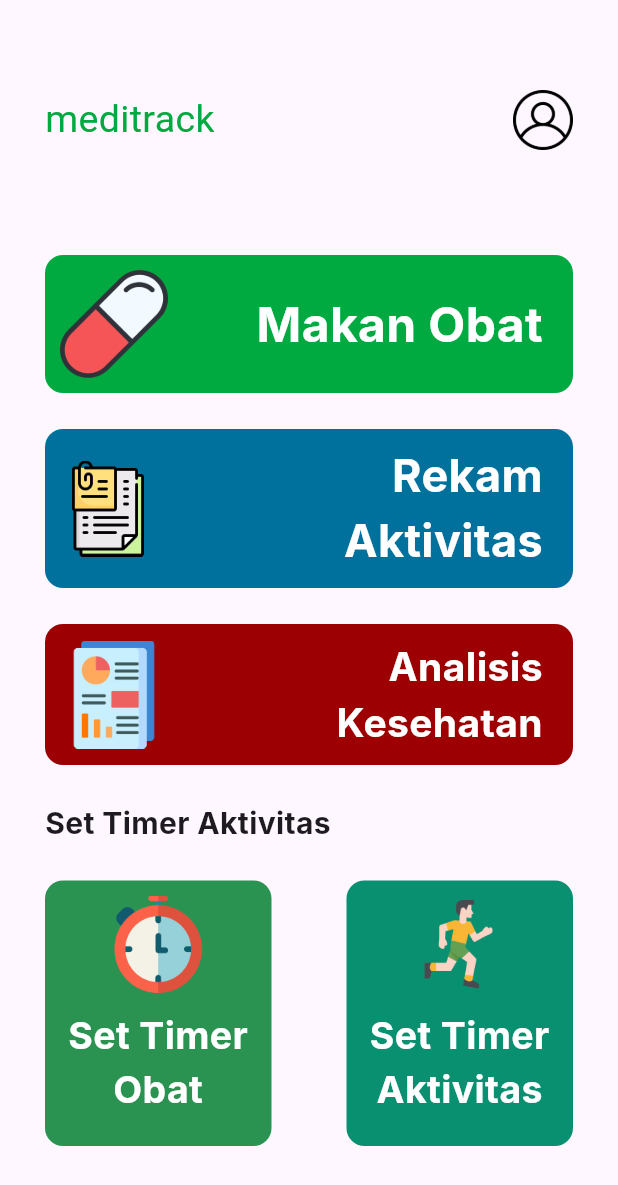
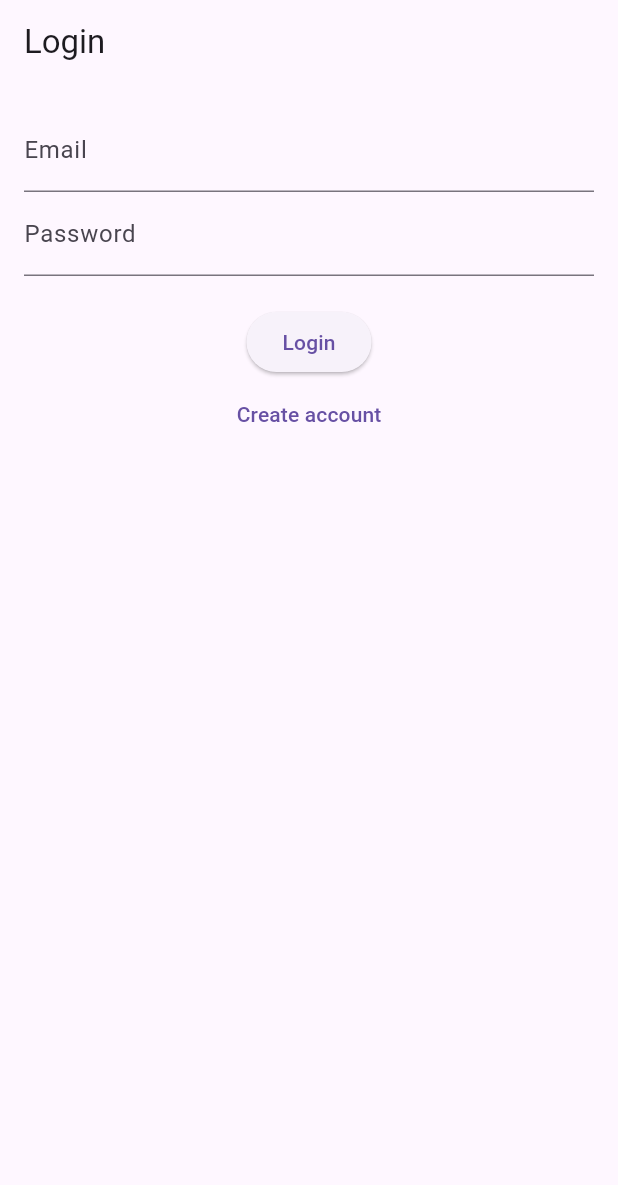
Before and after one commit to Hinsane5/Project_ureeka, a Flutter app: the screen it shows after launch, on a phone screen of 412 x 824 dp. Shown: the top 1185 px of the screen. Run offline on Flutter 3.47's test engine with Material 3 defaults, Android fonts, the phone set to English and light mode, and no system bars; our stand-ins replace firebase_auth, firebase_core, image_picker, webview_flutter; accounts and stored records are empty; Roboto replaces fonts that are missing (Inter, MainFont).

Commit message:
Add login register

```diff
--- /dev/null
+++ b/Code/lib/auth_page.dart
@@ -0,0 +1,86 @@
+import 'package:flutter/material.dart';
+import 'package:firebase_auth/firebase_auth.dart';
+
+class AuthPage extends StatefulWidget {
+  const AuthPage({super.key});
+
+  @override
+  State<AuthPage> createState() => _AuthPageState();
+}
+
+class _AuthPageState extends State<AuthPage> {
+  final _formKey = GlobalKey<FormState>();
+  bool isLogin = true;
+
+  String email = '';
+  String password = '';
+
+  final FirebaseAuth _auth = FirebaseAuth.instance;
+
+  void _toggleForm() {
+    setState(() {
+      isLogin = !isLogin;
+    });
+  }
+
+  Future<void> _submit() async {
+    final isValid = _formKey.currentState?.validate();
+    if (!isValid!) return;
+
+    _formKey.currentState?.save();
+
+    try {
+      if (isLogin) {
+        await _auth.signInWithEmailAndPassword(email: email, password: password);
+      } else {
+        await _auth.createUserWithEmailAndPassword(email: email, password: password);
+      }
+    } on FirebaseAuthException catch (e) {
+      ScaffoldMessenger.of(context).showSnackBar(
+        SnackBar(content: Text(e.message ?? "Auth error")),
+      );
+    }
+  }
+
+  @override
+  Widget build(BuildContext context) {
+    return Scaffold(
+      appBar: AppBar(title: Text(isLogin ? "Login" : "Register")),
+      body: Padding(
+        padding: const EdgeInsets.all(16.0),
+        child: Form(
+          key: _formKey,
+          child: Column(
+            children: [
+              TextFormField(
+                key: const ValueKey('email'),
+                decoration: const InputDecoration(labelText: 'Email'),
+                keyboardType: TextInputType.emailAddress,
+                onSaved: (value) => email = value!.trim(),
+                validator: (value) =>
+                    value!.isEmpty || !value.contains('@') ? 'Enter a valid email' : null,
+              ),
+              TextFormField(
+                key: const ValueKey('password'),
+                decoration: const InputDecoration(labelText: 'Password'),
+                obscureText: true,
+                onSaved: (value) => password = value!,
+                validator: (value) =>
+                    value!.length < 6 ? 'Password must be at least 6 characters' : null,
+              ),
+              const SizedBox(height: 20),
+              ElevatedButton(
+                onPressed: _submit,
+                child: Text(isLogin ? 'Login' : 'Register'),
+              ),
+              TextButton(
+                onPressed: _toggleForm,
+                child: Text(isLogin ? 'Create account' : 'Already have an account? Login'),
+              ),
+            ],
+          ),
+        ),
+      ),
+    );
+  }
+}
--- /dev/null
+++ b/Code/lib/login_page.dart
@@ -0,0 +1,48 @@
+import 'package:flutter/material.dart';
+import 'package:firebase_auth/firebase_auth.dart';
+import 'register_page.dart';
+
+class LoginPage extends StatefulWidget {
+  const LoginPage({super.key});
+
+  @override
+  State<LoginPage> createState() => _LoginPageState();
+}
+
+class _LoginPageState extends State<LoginPage> {
+  final emailController = TextEditingController();
+  final passwordController = TextEditingController();
+
+  void login() async {
+    try {
+      await FirebaseAuth.instance.signInWithEmailAndPassword(
+        email: emailController.text.trim(),
+        password: passwordController.text.trim(),
+      );
+    } catch (e) {
+      ScaffoldMessenger.of(context).showSnackBar(SnackBar(content: Text('Login failed')));
+    }
+  }
+
+  @override
+  Widget build(BuildContext context) {
+    return Scaffold(
+      appBar: AppBar(title: const Text('Login')),
+      body: Padding(
+        padding: const EdgeInsets.all(20),
+        child: Column(
+          children: [
+            TextField(controller: emailController, decoration: const InputDecoration(labelText: 'Email')),
+            TextField(controller: passwordController, decoration: const InputDecoration(labelText: 'Password'), obscureText: true),
+            const SizedBox(height: 20),
+            ElevatedButton(onPressed: login, child: const Text('Login')),
+            TextButton(
+              onPressed: () => Navigator.push(context, MaterialPageRoute(builder: (_) => const RegisterPage())),
+              child: const Text('Register instead'),
+            ),
+          ],
+        ),
+      ),
+    );
+  }
+}
--- a/Code/lib/main.dart
+++ b/Code/lib/main.dart
@@ -10,9 +10,21 @@ import 'SetTimerObat.dart';
 import 'SetTimerAktivitas.dart';
 import 'Chatbot.dart';
 
-void main() {
-  runApp(const MyApp());
+import 'package:firebase_core/firebase_core.dart';
+import 'firebase_options.dart';
+import 'package:firebase_auth/firebase_auth.dart';
+import 'auth_page.dart';
+
+void main() async {
+  WidgetsFlutterBinding.ensureInitialized();
+
+  await Firebase.initializeApp(
+    options: DefaultFirebaseOptions.currentPlatform,
+  );
+
+  runApp(MyApp());
 }
+
 
 class MyApp extends StatelessWidget {
   const MyApp({super.key});
@@ -21,7 +33,7 @@ class MyApp extends StatelessWidget {
   Widget build(BuildContext context) {
     return MaterialApp(
       debugShowCheckedModeBanner: false,
-      initialRoute: '/main',
+      home: const AuthGate(),
       routes: {
         '/main': (context) => const MainScreen(),
         '/makan_obat': (context) => const MakanObat(),
@@ -30,8 +42,31 @@ class MyApp extends StatelessWidget {
         '/analisis_kesehatan': (context) => const AnalisisKesehatan(),
         '/set_timer_obat': (context) => const SetTimerObat(),
         '/set_timer_aktivitas': (context) => const SetTimerAktivitas(),
-        '/lanjut_rekam_makan' : (context) => const LanjutRekamMakan(),
+        '/lanjut_rekam_makan': (context) => const LanjutRekamMakan(),
       },
     );
   }
 }
+
+// Widget to redirect based on login status
+class AuthGate extends StatelessWidget {
+  const AuthGate({super.key});
+
+  @override
+  Widget build(BuildContext context) {
+    return StreamBuilder<User?>(
+      stream: FirebaseAuth.instance.authStateChanges(),
+      builder: (context, snapshot) {
+        if (snapshot.connectionState == ConnectionState.waiting) {
+          return const Scaffold(
+            body: Center(child: CircularProgressIndicator()),
+          );
+        } else if (snapshot.hasData) {
+          return const MainScreen(); // User is logged in
+        } else {
+          return const AuthPage(); // Not logged in
+        }
+      },
+    );
+  }
+}
--- a/Code/lib/main_screen.dart
+++ b/Code/lib/main_screen.dart
@@ -1,4 +1,5 @@
 import 'package:flutter/material.dart';
+import 'package:firebase_auth/firebase_auth.dart';
 import 'MakanObat.dart';
 import 'RekamAktivitas.dart';
 import 'AnalisisKesehatan.dart';
@@ -16,15 +17,15 @@ class MainScreen extends StatelessWidget {
         child: SingleChildScrollView(
           child: Column(
             children: [
-              // Header
+              // Header with logout button
               Container(
                 padding: const EdgeInsets.only(top: 60, bottom: 30),
+                child: Padding(
+                  padding: const EdgeInsets.symmetric(horizontal: 30),
                   child: Row(
                     mainAxisAlignment: MainAxisAlignment.spaceBetween,
                     children: [
-                    const Padding(
-                      padding: EdgeInsets.only(left: 30),
-                      child: Text(
+                      const Text(
                         'meditrack',
                         style: TextStyle(
                           fontSize: 25,
@@ -32,16 +33,37 @@ class MainScreen extends StatelessWidget {
                           fontFamily: 'MainFont',
                         ),
                       ),
+                      GestureDetector(
+                        onTap: () async {
+                          await FirebaseAuth.instance.signOut();
+                          Navigator.of(context).pushReplacementNamed('/login');
+                        },
+                        child: Container(
+                          padding: const EdgeInsets.symmetric(
+                              horizontal: 12, vertical: 6),
+                          decoration: BoxDecoration(
+                            color: Colors.red[600],
+                            borderRadius: BorderRadius.circular(30),
                           ),
-                    Padding(
-                      padding: const EdgeInsets.only(right: 30),
-                      child: Image.asset(
-                        'assets/ic_person.png',
-                        width: 40,
-                        height: 40,
+                          child: Row(
+                            children: const [
+                              Icon(Icons.logout, color: Colors.white, size: 18),
+                              SizedBox(width: 6),
+                              Text(
+                                'Logout',
+                                style: TextStyle(
+                                  color: Colors.white,
+                                  fontSize: 14,
+                                  fontFamily: 'Inter',
+                                  fontWeight: FontWeight.w600,
                                 ),
                               ),
                             ],
+                          ),
+                        ),
+                      ),
+                    ],
+                  ),
                 ),
               ),
 
--- a/Code/pubspec.yaml
+++ b/Code/pubspec.yaml
@@ -30,6 +30,8 @@ environment:
 dependencies:
   flutter:
     sdk: flutter
+  firebase_core: ^2.30.0
+  firebase_auth: ^4.17.0
 
   # The following adds the Cupertino Icons font to your application.
   # Use with the CupertinoIcons class for iOS style icons.
```
Also changed, not shown: Code/lib/register_page.dart (added, +44 -0 lines), Code/firebase.json (added), Code/lib/firebase_options.dart (added), Code/pubspec.lock, 6 other files. Lines whose indentation alone changed are shown as unchanged.
